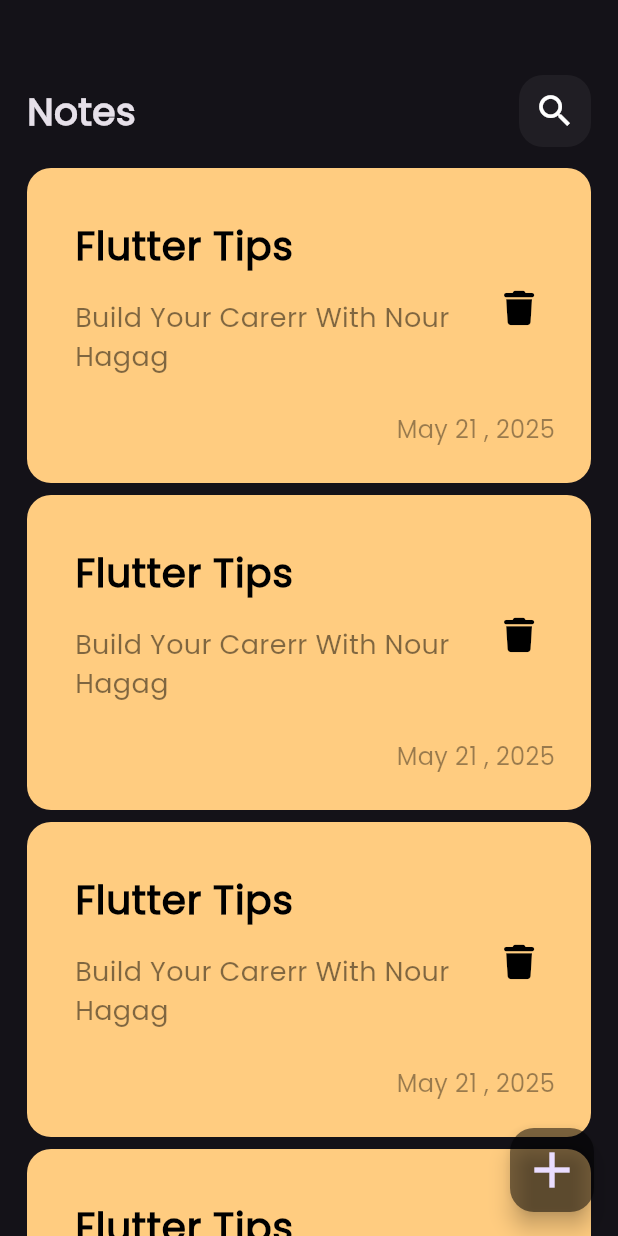
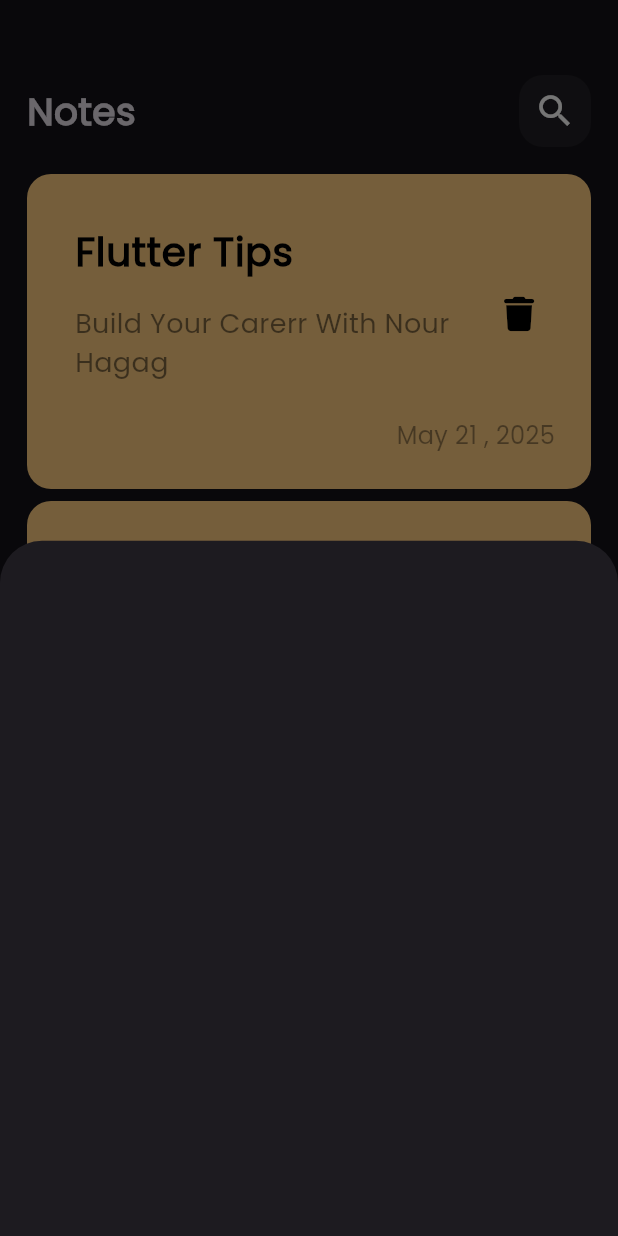
Before and after one commit to Nour-Hagag/notes_app, a Flutter app: the screen it shows after launch, after a tap on the "add" icon, on a phone screen of 412 x 824 dp. Run offline on Flutter 3.47's test engine with Material 3 defaults, Android fonts, the phone set to English and light mode, and no system bars; our stand-ins replace font_awesome_flutter.

Commit message:
show modal bottom sheet

```diff
--- a/lib/views/notes_view.dart
+++ b/lib/views/notes_view.dart
@@ -1,4 +1,5 @@
 import 'package:flutter/material.dart';
+import 'package:notes_app/widgets/add_note_bottom_sheet.dart';
 import 'package:notes_app/widgets/notes_view_body.dart';
 
 class NotesView extends StatelessWidget {
@@ -8,7 +9,14 @@ class NotesView extends StatelessWidget {
     return Scaffold(
       floatingActionButton: FloatingActionButton(
         backgroundColor: Colors.black.withOpacity(.5),
-        onPressed: () {},
+        onPressed: () {
+          showModalBottomSheet(
+            context: context,
+            builder: (context) {
+              return const AddNoteBottomSheet();
+            },
+          );
+        },
         child: const Icon(Icons.add, size: 40),
       ),
       body: const NotesViewBody(),
--- /dev/null
+++ b/lib/widgets/add_note_bottom_sheet.dart
@@ -0,0 +1,10 @@
+import 'package:flutter/material.dart';
+
+class AddNoteBottomSheet extends StatelessWidget {
+  const AddNoteBottomSheet({super.key});
+
+  @override
+  Widget build(BuildContext context) {
+    return Container();
+  }
+}
--- a/lib/widgets/custom_app_bar.dart
+++ b/lib/widgets/custom_app_bar.dart
@@ -6,9 +6,7 @@ class CustomAppBar extends StatelessWidget {
 
   @override
   Widget build(BuildContext context) {
-    return Padding(
-      padding: const EdgeInsets.only(bottom: 10),
-      child: Row(
+    return Row(
       mainAxisAlignment: MainAxisAlignment.spaceBetween,
       children: [
         const Text(
@@ -17,7 +15,6 @@ class CustomAppBar extends StatelessWidget {
         ),
         CustomSearchIcon(),
       ],
-      ),
     );
   }
 }
--- a/lib/widgets/notes_list_view.dart
+++ b/lib/widgets/notes_list_view.dart
@@ -3,16 +3,19 @@ import 'package:notes_app/widgets/custom_note_item.dart';
 
 class NotesListView extends StatelessWidget {
   const NotesListView({super.key});
-  final colors = const [];
   @override
   Widget build(BuildContext context) {
-    return ListView.builder(
+    return Padding(
+      padding: const EdgeInsets.symmetric(vertical: 14.0),
+      child: ListView.builder(
+        padding: EdgeInsets.zero,
         itemBuilder: (context, index) {
           return Padding(
             padding: const EdgeInsets.symmetric(vertical: 4),
             child: const NoteItem(),
           );
         },
+      ),
     );
   }
 }
```
Lines whose indentation alone changed are shown as unchanged.
